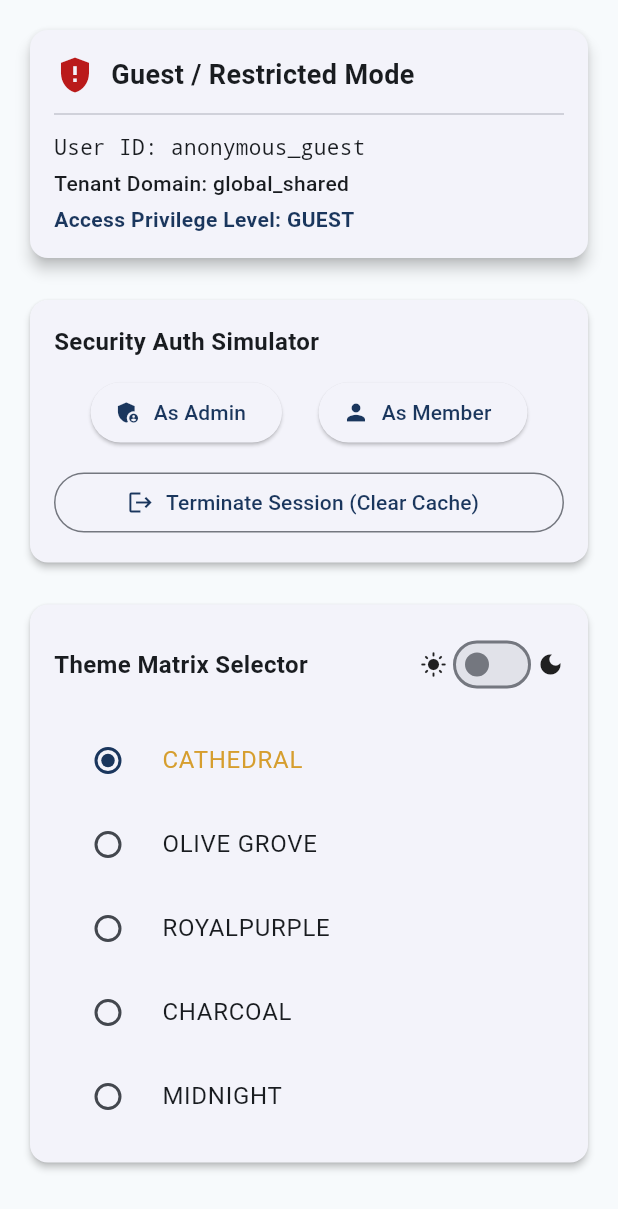
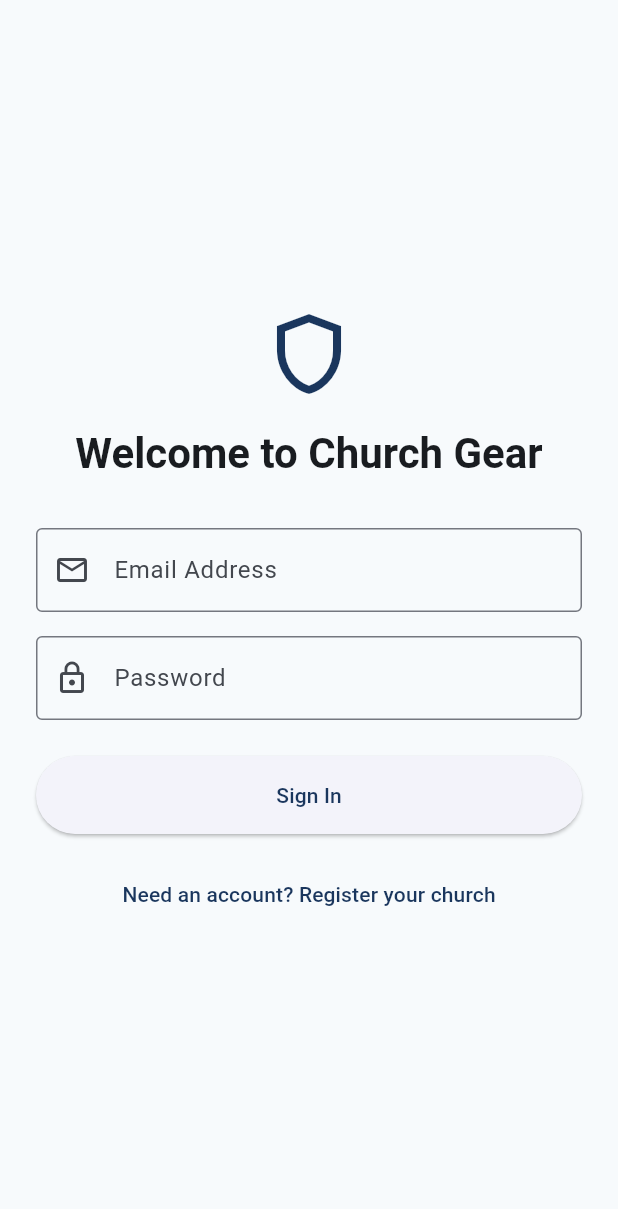
Before and after one commit to EmmanuelAbolade/church_gear, a Flutter app: the screen it shows after launch, on a phone screen of 412 x 824 dp. Shown: the top 1209 px of the screen. Run offline on Flutter 3.47's test engine with Material 3 defaults, Android fonts, the phone set to English and light mode, and no system bars; our stand-ins replace equatable, flutter_bloc, flutter_dotenv, flutter_secure_storage, supabase_flutter; accounts and stored records are empty.

Commit message:
feat: resolve ambiguous imports, implement clean AuthScreen form, and update DashboardScreen theme triggers

```diff
--- a/lib/data/repositories/secure_storage_service.dart
+++ b/lib/data/repositories/secure_storage_service.dart
@@ -11,8 +11,7 @@ class SecureStorageService {
   static const _tokenKey = 'jwt_auth_token';
 
   /// Dependency injection constructor allowing mock instances during test sweeps
-  const SecureStorageService({required FlutterSecureStorage storage})
-    : _storage = storage;
+  const SecureStorageService({required this._storage});
 
   /// Safely serializes and encrypts an active user authentication passport
   /// into the device's secure hardware storage tier.
--- a/lib/main.dart
+++ b/lib/main.dart
@@ -2,12 +2,13 @@
 
 import 'package:flutter/material.dart';
 import 'package:flutter_bloc/flutter_bloc.dart';
-import 'package:supabase_flutter/supabase_flutter.dart';
+import 'package:supabase_flutter/supabase_flutter.dart' hide AuthState;
 import 'package:flutter_dotenv/flutter_dotenv.dart';
 import 'core/theme/app_theme.dart';
 import 'logic/theme_bloc/theme_bloc.dart';
 import 'logic/auth_bloc/auth_bloc.dart';
 import 'presentation/dashboard_screen.dart';
+import 'presentation/auth_screen.dart';
 
 void main() async {
   // 1. Ensure Flutter widget bindings are fully initialized before handling async startup routines
@@ -50,15 +51,20 @@ class RootMaterialSelector extends StatelessWidget {
   @override
   Widget build(BuildContext context) {
     return BlocBuilder<ThemeBloc, ThemeState>(
-      builder: (context, state) {
+      builder: (context, themeState) {
         return MaterialApp(
           title: 'Church Gear',
           debugShowCheckedModeBanner: false,
-          theme: AppTheme.getTheme(
-            state.themeMode,
-            isDarkMode: state.isDarkMode,
+          theme: AppTheme.getTheme(themeState.themeMode, isDarkMode: themeState.isDarkMode),
+          // Dynamically streams view states based on active cloud session verification status
+          home: BlocBuilder<AuthBloc, AuthState>(
+            builder: (context, AuthState authState) { // Explicit type annotation added
+              if (authState.status == AuthStatus.authenticated) {
+                return const DashboardScreen();
+              }
+              return const AuthScreen(); // Default fallback gateway
+            },
           ),
-          home: const DashboardScreen(),
         );
       },
     );
--- /dev/null
+++ b/lib/presentation/auth_screen.dart
@@ -0,0 +1,153 @@
+// lib/presentation/auth_screen.dart
+
+import 'package:flutter/material.dart';
+import 'package:flutter_bloc/flutter_bloc.dart';
+import '../logic/auth_bloc/auth_bloc.dart';
+
+class AuthScreen extends StatefulWidget {
+  const AuthScreen({super.key});
+
+  @override
+  State<AuthScreen> createState() => _AuthScreenState();
+}
+
+class _AuthScreenState extends State<AuthScreen> {
+  final _formKey = GlobalKey<FormState>();
+  final _emailController = TextEditingController();
+  final _passwordController = TextEditingController();
+
+  bool _isLoginMode = true;
+
+  @override
+  void dispose() {
+    _emailController.dispose();
+    _passwordController.dispose();
+    super.dispose();
+  }
+
+  void _submitForm() {
+    if (!_formKey.currentState!.validate()) return;
+
+    if (_isLoginMode) {
+      context.read<AuthBloc>().add(
+        LoginWithEmailRequestedEvent(
+          email: _emailController.text.trim(),
+          password: _passwordController.text.trim(),
+        ),
+      );
+    } else {
+      // 💡 Registration request hooks will wire here next sprint block
+      ScaffoldMessenger.of(context).showSnackBar(
+        const SnackBar(content: Text('Registration flow initialization coming up next!')),
+      );
+    }
+  }
+
+  @override
+  Widget build(BuildContext context) {
+    return Scaffold(
+      body: BlocListener<AuthBloc, AuthState>(
+        listener: (context, state) {
+          if (state.status == AuthStatus.error) {
+            ScaffoldMessenger.of(context).showSnackBar(
+              SnackBar(
+                content: Text(state.errorMessage ?? 'Authentication Failed'),
+                backgroundColor: Colors.redAccent,
+              ),
+            );
+          }
+        },
+        child: Center(
+          child: SingleChildScrollView(
+            padding: const EdgeInsets.all(24.0),
+            child: Form(
+              key: _formKey,
+              child: ConstrainedBox(
+                constraints: const BoxConstraints(maxWidth: 400),
+                child: Column(
+                  mainAxisAlignment: MainAxisAlignment.center,
+                  crossAxisAlignment: CrossAxisAlignment.stretch,
+                  children: [
+                    Icon(
+                      Icons.shield_outlined,
+                      size: 64,
+                      color: Theme.of(context).colorScheme.primary,
+                    ),
+                    const SizedBox(height: 16),
+                    Text(
+                      _isLoginMode ? 'Welcome to Church Gear' : 'Create Account',
+                      textAlign: TextAlign.center,
+                      style: Theme.of(context).textTheme.headlineMedium?.copyWith(
+                            fontWeight: FontWeight.bold,
+                          ),
+                    ),
+                    const SizedBox(height: 32),
+                    TextFormField(
+                      controller: _emailController,
+                      decoration: const InputDecoration(
+                        labelText: 'Email Address',
+                        prefixIcon: Icon(Icons.email_outlined),
+                        border: OutlineInputBorder(),
+                      ),
+                      keyboardType: TextInputType.emailAddress,
+                      validator: (value) {
+                        if (value == null || value.trim().isEmpty || !value.contains('@')) {
+                          return 'Please enter a valid email address';
+                        }
+                        return null;
+                      },
+                    ),
+                    const SizedBox(height: 16),
+                    TextFormField(
+                      controller: _passwordController,
+                      decoration: const InputDecoration(
+                        labelText: 'Password',
+                        prefixIcon: Icon(Icons.lock_outline),
+                        border: OutlineInputBorder(),
+                      ),
+                      obscureText: true,
+                      validator: (value) {
+                        if (value == null || value.trim().length < 6) {
+                          return 'Password must be at least 6 characters long';
+                        }
+                        return null;
+                      },
+                    ),
+                    const SizedBox(height: 24),
+                    BlocBuilder<AuthBloc, AuthState>(
+                      builder: (context, state) {
+                        if (state.status == AuthStatus.loading) {
+                          return const Center(child: CircularProgressIndicator());
+                        }
+                        return ElevatedButton(
+                          onPressed: _submitForm,
+                          style: ElevatedButton.styleFrom(
+                            padding: const EdgeInsets.symmetric(vertical: 16),
+                          ),
+                          child: Text(_isLoginMode ? 'Sign In' : 'Register Church Account'),
+                        );
+                      },
+                    ),
+                    const SizedBox(height: 16),
+                    TextButton(
+                      onPressed: () {
+                        setState(() {
+                          _isLoginMode = !_isLoginMode;
+                        });
+                      },
+                      child: Text(
+                        _isLoginMode
+                            ? 'Need an account? Register your church'
+                            : 'Already have an account? Sign In',
+                      ),
+                    ),
+                  ],
+                ),
+              ),
+            ),
+          ),
+        ),
+      ),
+    );
+  }
+}
--- a/lib/presentation/dashboard_screen.dart
+++ b/lib/presentation/dashboard_screen.dart
@@ -2,236 +2,81 @@
 
 import 'package:flutter/material.dart';
 import 'package:flutter_bloc/flutter_bloc.dart';
-import '../core/theme/app_theme.dart';
+import '../logic/auth_bloc/auth_bloc.dart';
 import '../logic/theme_bloc/theme_bloc.dart';
-import '../logic/auth_bloc/auth_bloc.dart';
-import '../data/models/user_session.dart';
 
 class DashboardScreen extends StatelessWidget {
   const DashboardScreen({super.key});
 
   @override
   Widget build(BuildContext context) {
+    final currentSession = context.watch<AuthBloc>().state.session;
+
     return Scaffold(
-      app_board: AppBar(
-        title: const Text('Church Gear Command Center'),
-        centerTitle: true,
+      appBar: AppBar(
+        title: const Text('Church Gear Dashboard'),
+        actions: [
+          IconButton(
+            icon: const Icon(Icons.logout_outlined),
+            onPressed: () {
+              context.read<AuthBloc>().add(LogoutRequestedEvent());
+            },
           ),
-      body: SingleChildScrollView(
-        padding: const EdgeInsets.all(16.0),
-        child: Column(
-          crossAxisAlignment: CrossAxisAlignment.stretch,
-          children: [
-            // Section 1: Security Session Visualizer Card
-            _buildSessionCard(context),
-            const SizedBox(height: 20),
-
-            // Section 2: Mock Authentication Terminal Switches
-            _buildAuthTerminal(context),
-            const SizedBox(height: 20),
-
-            // Section 3: The 10-Theme Dynamic Matrix Pilot Grid
-            _buildThemePilot(context),
         ],
       ),
+      body: Center(
+        child: Padding(
+          padding: const EdgeInsets.all(24.0),
+          child: Column(
+            mainAxisAlignment: MainAxisAlignment.center,
+            children: [
+              Icon(
+                Icons.admin_panel_settings_outlined,
+                size: 72,
+                color: Theme.of(context).colorScheme.secondary,
               ),
-    );
-  }
-
-  Widget _buildSessionCard(BuildContext context) {
-    return BlocBuilder<AuthBloc, AuthState>(
-      builder: (context, state) {
-        final session = state.session;
-        final colorScheme = Theme.of(context).colorScheme;
-
-        return Card(
-          elevation: 4,
-          shape: RoundedRectangleBorder(
-            borderRadius: BorderRadius.circular(12),
+              const SizedBox(height: 16),
+              Text(
+                'Welcome Back!',
+                style: Theme.of(context).textTheme.headlineMedium?.copyWith(
+                      fontWeight: FontWeight.bold,
                     ),
+              ),
+              const SizedBox(height: 8),
+              Card(
                 child: Padding(
                   padding: const EdgeInsets.all(16.0),
                   child: Column(
-              crossAxisAlignment: CrossAxisAlignment.start,
                     children: [
-                Row(
-                  children: [
-                    Icon(
-                      session.isAuthenticated
-                          ? Icons.verified_user
-                          : Icons.gpp_maybe,
-                      color: session.isAuthenticated
-                          ? Colors.green
-                          : colorScheme.error,
-                      size: 28,
-                    ),
-                    const SizedBox(width: 10),
-                    Text(
-                      session.isAuthenticated
-                          ? 'Authenticated Session'
-                          : 'Guest / Restricted Mode',
-                      style: const TextStyle(
-                        fontSize: 18,
-                        fontWeight: FontWeight.bold,
-                      ),
-                    ),
-                  ],
-                ),
-                const Divider(height: 24),
-                Text(
-                  'User ID: ${session.userId}',
-                  style: const TextStyle(fontFamily: 'Courier'),
-                ),
+                      Text('User ID: ${currentSession.userId}'),
+                      const SizedBox(height: 4),
+                      Text('Assigned Tenant: ${currentSession.tenantId}'),
                       const SizedBox(height: 4),
                       Text(
-                  'Tenant Domain: ${session.tenantId}',
-                  style: const TextStyle(fontWeight: FontWeight.w500),
-                ),
-                const SizedBox(height: 4),
-                Text(
-                  'Access Privilege Level: ${session.userRole.name.toUpperCase()}',
-                  style: TextStyle(
-                    color: colorScheme.primary,
-                    fontWeight: FontWeight.bold,
-                  ),
+                        'Role Level: ${currentSession.userRole.name.toUpperCase()}',
+                        style: const TextStyle(fontWeight: FontWeight.bold),
                       ),
                     ],
                   ),
                 ),
-        );
-      },
-    );
-  }
-
-  Widget _buildAuthTerminal(BuildContext context) {
-    return Card(
-      elevation: 2,
-      child: Padding(
-        padding: const EdgeInsets.all(16.0),
-        child: Column(
-          crossAxisAlignment: CrossAxisAlignment.start,
-          children: [
-            const Text(
-              'Security Auth Simulator',
-              style: TextStyle(fontSize: 16, fontWeight: FontWeight.bold),
               ),
-            const SizedBox(height: 12),
-            Row(
-              mainAxisAlignment: MainAxisAlignment.spaceEvenly,
-              children: [
-                ElevatedButton.icon(
-                  onPressed: () {
-                    final adminSession = UserSession(
-                      userId: 'admin_usr_77',
-                      tenantId: 'cathedral_hq',
-                      userRole: UserRole.admin,
-                      jwtToken: 'mock_jwt_admin_token',
-                    );
-                    context.read<AuthBloc>().add(
-                      LoginSuccessEvent(adminSession),
-                    );
-                  },
-                  icon: const Icon(Icons.admin_panel_settings),
-                  label: const Text('As Admin'),
-                ),
-                ElevatedButton.icon(
-                  onPressed: () {
-                    final memberSession = UserSession(
-                      userId: 'member_usr_243',
-                      tenantId: 'olive_grove_branch',
-                      userRole: UserRole.member,
-                      jwtToken: 'mock_jwt_member_token',
-                    );
-                    context.read<AuthBloc>().add(
-                      LoginSuccessEvent(memberSession),
-                    );
-                  },
-                  icon: const Icon(Icons.person),
-                  label: const Text('As Member'),
-                ),
-              ],
-            ),
-            const SizedBox(height: 12),
-            OutlinedButton.icon(
-              style: OutlinedButton.styleFrom(
-                minimumSize: const Size.fromHeight(40),
-              ),
-              onPressed: () {
-                context.read<AuthBloc>().add(const LogoutRequestedEvent());
-              },
-              icon: const Icon(Icons.logout),
-              label: const Text('Terminate Session (Clear Cache)'),
-            ),
-          ],
-        ),
+              const SizedBox(height: 32),
+              const Text('System Theme Engine Configuration'),
+              const SizedBox(height: 8),
+              // Unified theme toggles
+              BlocBuilder<ThemeBloc, ThemeState>(
+                builder: (context, themeState) {
+                  return SwitchListTile(
+                    title: const Text('Dark Mode Intensity'),
+                    value: themeState.isDarkMode,
+                    onChanged: (value) {
+                      // 💡 FIXED: Dispatches your exact, existing theme adjustment event contract
+                      context.read<ThemeBloc>().add(
+                            ChangeThemeEvent(
+                              themeMode: themeState.themeMode,
+                              isDarkMode: value,
                             ),
                           );
-  }
-
-  Widget _buildThemePilot(BuildContext context) {
-    return BlocBuilder<ThemeBloc, ThemeState>(
-      builder: (context, state) {
-        return Card(
-          elevation: 2,
-          child: Padding(
-            padding: const EdgeInsets.all(16.0),
-            child: Column(
-              crossAxisAlignment: CrossAxisAlignment.start,
-              children: [
-                Row(
-                  mainAxisAlignment: MainAxisAlignment.spaceBetween,
-                  children: [
-                    const Text(
-                      'Theme Matrix Selector',
-                      style: TextStyle(
-                        fontSize: 16,
-                        fontWeight: FontWeight.bold,
-                      ),
-                    ),
-                    Row(
-                      children: [
-                        const Icon(Icons.light_mode, size: 18),
-                        Switch(
-                          value: state.isDarkMode,
-                          onChanged: (val) {
-                            context.read<ThemeBloc>().add(
-                              ChangeThemeEvent(
-                                themeMode: state.themeMode,
-                                isDarkMode: val,
-                              ),
-                            );
-                          },
-                        ),
-                        const Icon(Icons.dark_mode, size: 18),
-                      ],
-                    ),
-                  ],
-                ),
-                const SizedBox(height: 12),
-                ListView.builder(
-                  shrinkWrap: true,
-                  physics: const NeverScrollableScrollPhysics(),
-                  itemCount: AppThemeMode.values.length,
-                  itemBuilder: (context, index) {
-                    final mode = AppThemeMode.values[index];
-                    final isSelected = state.themeMode == mode;
-
-                    return RadioListTile<AppThemeMode>(
-                      title: Text(
-                        mode.name.replaceAll('G', ' G').toUpperCase(),
-                      ),
-                      value: mode,
-                      groupValue: state.themeMode,
-                      selected: isSelected,
-                      onChanged: (newMode) {
-                        if (newMode != null) {
-                          context.read<ThemeBloc>().add(
-                            ChangeThemeEvent(
-                              themeMode: newMode,
-                              isDarkMode: state.isDarkMode,
-                            ),
-                          );
-                        }
                     },
                   );
                 },
@@ -239,8 +84,7 @@ class DashboardScreen extends StatelessWidget {
             ],
           ),
         ),
-        );
-      },
+      ),
     );
   }
 }
--- a/pubspec.yaml
+++ b/pubspec.yaml
@@ -59,6 +59,7 @@ dev_dependencies:
 # following page: https://dart.dev/tools/pub/pubspec
 
 # The following section is specific to Flutter packages.
+  mocktail: any
 flutter:
 
   # The following line ensures that the Material Icons font is
```
Also changed, not shown: pubspec.lock, 1 other file. Lines whose indentation alone changed are shown as unchanged.
